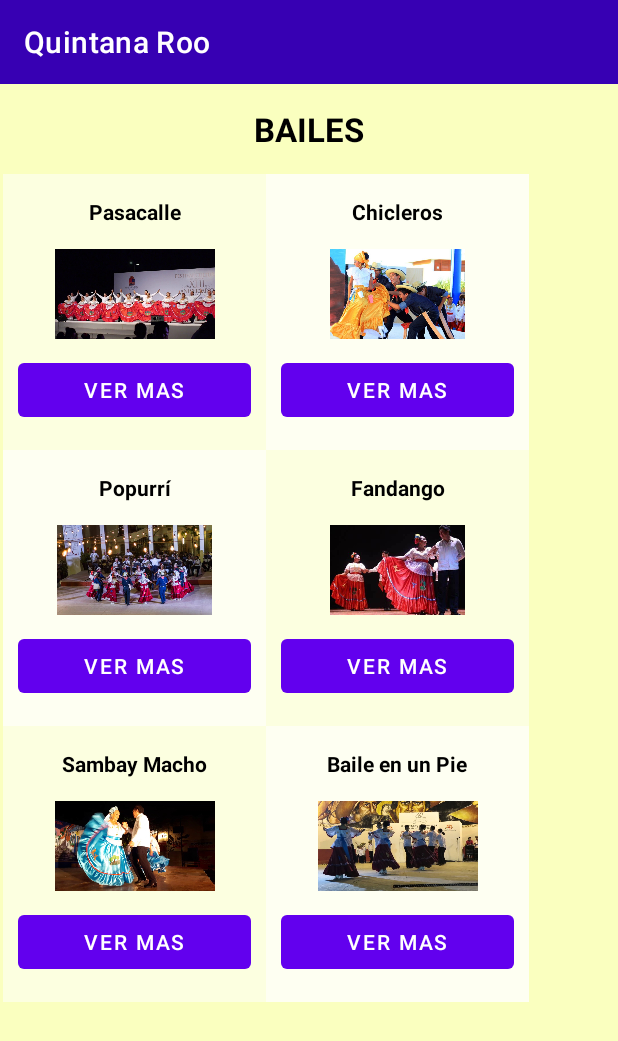
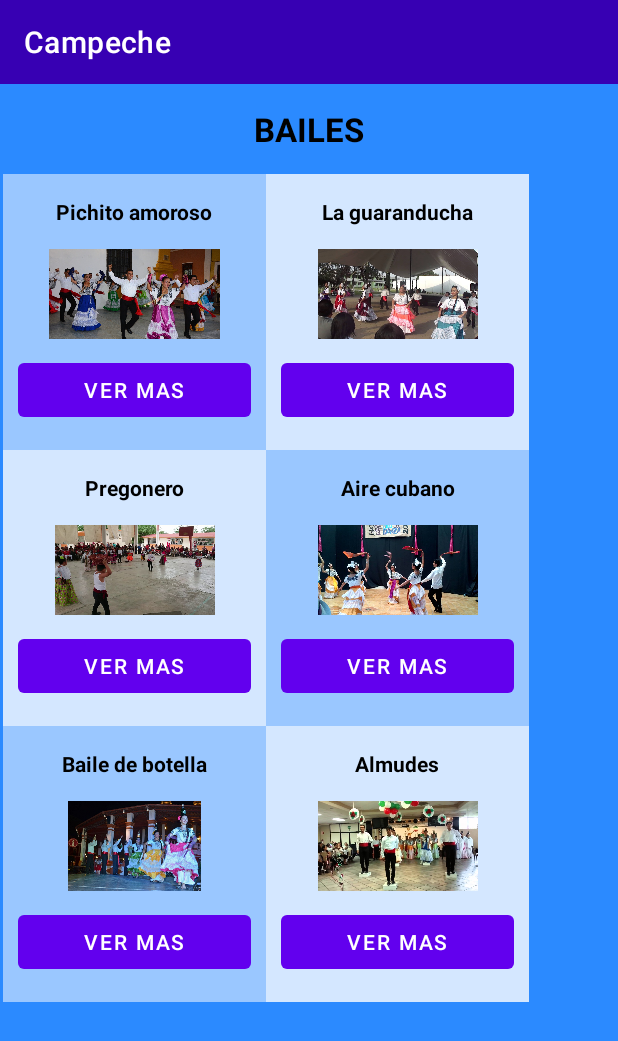
Before and after one commit to HeynerPat/FolclorMexicano, an Android app: the Campeche screen opened directly, with no data from a screen before it, on a phone screen of 412 x 824 dp. Shown: the top 1041 px of the screen. Run offline under Robolectric (Android 15) with nearby library versions, the phone set to English and light mode, and no system bars.

Commit message:
Diseño de la vista de bailes

```diff
--- a/app/src/main/res/layout/activity_baile_qr1.xml
+++ b/app/src/main/res/layout/activity_baile_qr1.xml
@@ -4,7 +4,7 @@
     xmlns:tools="http://schemas.android.com/tools"
     android:layout_width="match_parent"
     android:layout_height="match_parent"
-    android:background="@drawable/fondoseleccion"
+    android:background="@color/fondodefinitivo"
     android:orientation="vertical"
     tools:context=".baileQr1">
 
@@ -42,7 +42,7 @@
         android:layout_width="match_parent"
         android:layout_height="wrap_content"
         android:layout_margin="23dp"
-        android:background="#86FFFFFF"
+        android:background="#66FFFFFF"
         android:text="La historia de la este baule es de mucho timepo antras dedse ahdyen hdyhdashd hwysyshdndiwhdadns hasdhyduasdifnasdbsayd  nduwdnadnso parejas dnasdsiadasjd un gran vestido azul rojizo con amapoleas y cosas del estado que los caracteriszan es de grannn maravillosidad la vdd ojala alguna dia tengas el guston de poder ver estas serie de rpesenctacionaessd asds"
         android:textAlignment="center"
         android:textColor="@color/black" />
--- a/app/src/main/res/layout/activity_campeche.xml
+++ b/app/src/main/res/layout/activity_campeche.xml
@@ -4,7 +4,7 @@
     xmlns:tools="http://schemas.android.com/tools"
     android:layout_width="match_parent"
     android:layout_height="match_parent"
-    android:background="@drawable/fondoseleccion"
+    android:background="@color/fondodefinitivo"
     android:orientation="vertical"
     tools:context=".Campeche">
 
@@ -14,7 +14,7 @@
         android:background="@color/design_default_color_primary_variant"
         android:elevation="4dp"
         android:textAlignment="center"
-        app:title="@string/estado1"
+        app:title="@string/estado3"
         app:titleTextColor="@color/white"></androidx.appcompat.widget.Toolbar>
 
     <TextView
@@ -54,7 +54,7 @@
                         android:layout_width="match_parent"
                         android:layout_height="wrap_content"
                         android:layout_margin="15dp"
-                        android:text="@string/BaileQR1"
+                        android:text="@string/BaileCamp1"
                         android:textAlignment="center"
                         android:textColor="@color/black"
                         android:textStyle="bold" />
@@ -64,7 +64,7 @@
                         android:layout_width="match_parent"
                         android:layout_height="60dp"
                         android:scaleType="centerInside"
-                        app:srcCompat="@drawable/pasacalle" />
+                        app:srcCompat="@drawable/pichitoamoroso" />
 
                     <Button
                         android:id="@+id/b1"
@@ -85,7 +85,7 @@
                         android:layout_width="match_parent"
                         android:layout_height="wrap_content"
                         android:layout_margin="15dp"
-                        android:text="@string/BaileQr2"
+                        android:text="@string/BaileCamp2"
                         android:textAlignment="center"
                         android:textColor="@color/black"
                         android:textStyle="bold" />
@@ -94,7 +94,7 @@
                         android:id="@+id/img2"
                         android:layout_width="match_parent"
                         android:layout_height="60dp"
-                        app:srcCompat="@drawable/chicleros" />
+                        app:srcCompat="@drawable/guaranducha" />
 
                     <Button
                         android:id="@+id/b2"
@@ -121,7 +121,7 @@
                         android:layout_width="match_parent"
                         android:layout_height="wrap_content"
                         android:layout_margin="15dp"
-                        android:text="@string/BaileQr5"
+                        android:text="@string/BaileCamp3"
                         android:textAlignment="center"
                         android:textColor="@color/black"
                         android:textStyle="bold" />
@@ -130,7 +130,7 @@
                         android:id="@+id/img5"
                         android:layout_width="match_parent"
                         android:layout_height="60dp"
-                        app:srcCompat="@drawable/popurri" />
+                        app:srcCompat="@drawable/pregonero" />
 
                     <Button
                         android:id="@+id/b5"
@@ -151,7 +151,7 @@
                         android:layout_width="match_parent"
                         android:layout_height="wrap_content"
                         android:layout_margin="15dp"
-                        android:text="@string/BaileQr6"
+                        android:text="@string/BaileCamp4"
                         android:textAlignment="center"
                         android:textColor="@color/black"
                         android:textStyle="bold" />
@@ -160,7 +160,7 @@
                         android:id="@+id/img6"
                         android:layout_width="match_parent"
                         android:layout_height="60dp"
-                        app:srcCompat="@drawable/fandango" />
+                        app:srcCompat="@drawable/airecubano" />
 
                     <Button
                         android:id="@+id/b6"
@@ -187,7 +187,7 @@
                         android:layout_width="match_parent"
                         android:layout_height="wrap_content"
                         android:layout_margin="15dp"
-                        android:text="@string/BaileQr3"
+                        android:text="@string/BaileCamp5"
                         android:textAlignment="center"
                         android:textColor="@color/black"
                         android:textStyle="bold" />
@@ -196,7 +196,7 @@
                         android:id="@+id/img3"
                         android:layout_width="match_parent"
                         android:layout_height="60dp"
-                        app:srcCompat="@drawable/sambaymacho" />
+                        app:srcCompat="@drawable/botella" />
 
                     <Button
                         android:id="@+id/b3"
@@ -217,7 +217,7 @@
                         android:layout_width="match_parent"
                         android:layout_height="wrap_content"
                         android:layout_margin="15dp"
-                        android:text="@string/BaileQr4"
+                        android:text="@string/BaileCamp6"
                         android:textAlignment="center"
                         android:textColor="@color/black"
                         android:textStyle="bold" />
@@ -226,7 +226,7 @@
                         android:id="@+id/img4"
                         android:layout_width="match_parent"
                         android:layout_height="60dp"
-                        app:srcCompat="@drawable/baileenunpie" />
+                        app:srcCompat="@drawable/almudes" />
 
                     <Button
                         android:id="@+id/b4"
--- a/app/src/main/res/layout/activity_quintana_roo.xml
+++ b/app/src/main/res/layout/activity_quintana_roo.xml
@@ -4,7 +4,7 @@
     xmlns:tools="http://schemas.android.com/tools"
     android:layout_width="match_parent"
     android:layout_height="match_parent"
-    android:background="@drawable/fondoseleccion"
+    android:background="@color/fondodefinitivo"
     android:orientation="vertical"
     tools:context=".QuintanaRoo">
 
--- a/app/src/main/res/layout/activity_seleccion_estados.xml
+++ b/app/src/main/res/layout/activity_seleccion_estados.xml
@@ -4,7 +4,7 @@
     xmlns:tools="http://schemas.android.com/tools"
     android:layout_width="match_parent"
     android:layout_height="match_parent"
-    android:background="@drawable/fondoseleccion"
+    android:background="#2B8AFF"
     android:orientation="vertical"
     tools:context=".seleccionEstados">
 
--- a/app/src/main/res/values/colors.xml
+++ b/app/src/main/res/values/colors.xml
@@ -7,4 +7,8 @@
     <color name="teal_700">#FF018786</color>
     <color name="black">#FF000000</color>
     <color name="white">#FFFFFFFF</color>
+    <color name="Fondopatodo">#3E22B8</color>
+    <color name="fon2">#3113B8</color>
+    <color name="fon3">#412D9B</color>
+    <color name="fondodefinitivo">#2B8AFF</color>
 </resources>
```
Also changed, not shown: app/src/main/res/layout/activity_jalisco.xml (+14 -14 lines), app/src/main/res/layout/activity_queretaro.xml (+14 -14 lines), app/src/main/res/layout/activity_sinaloa.xml (+14 -14 lines), app/src/main/res/layout/activity_yucatan.xml (+14 -14 lines), app/src/main/res/values/strings.xml (+30 -0 lines).
